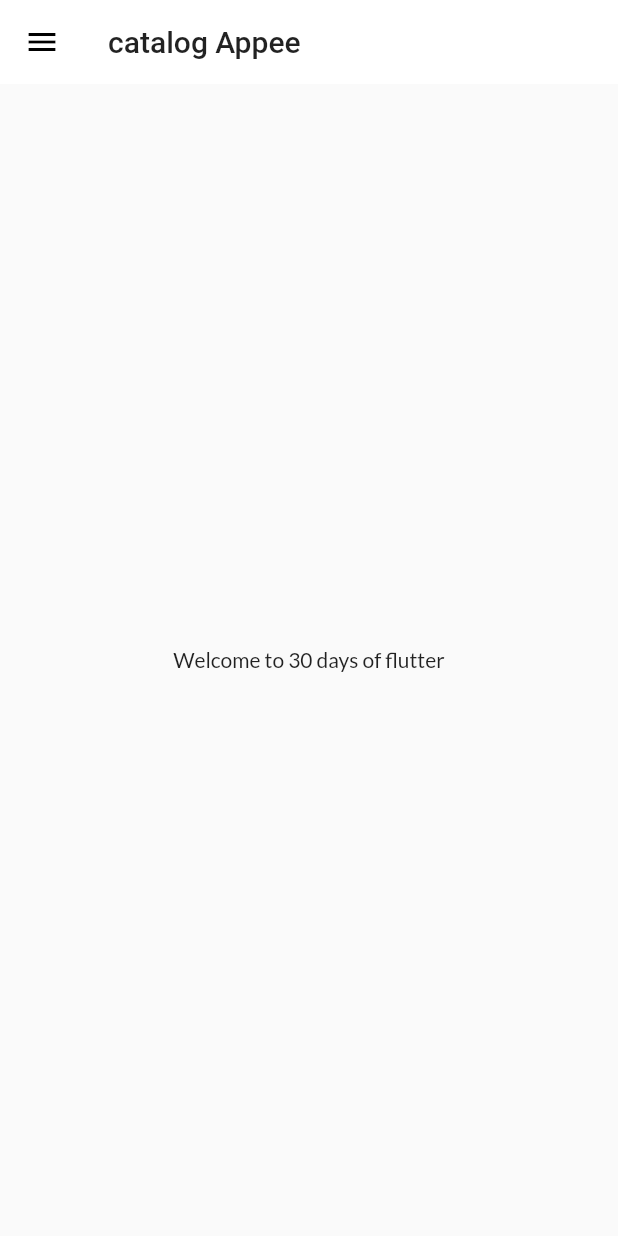
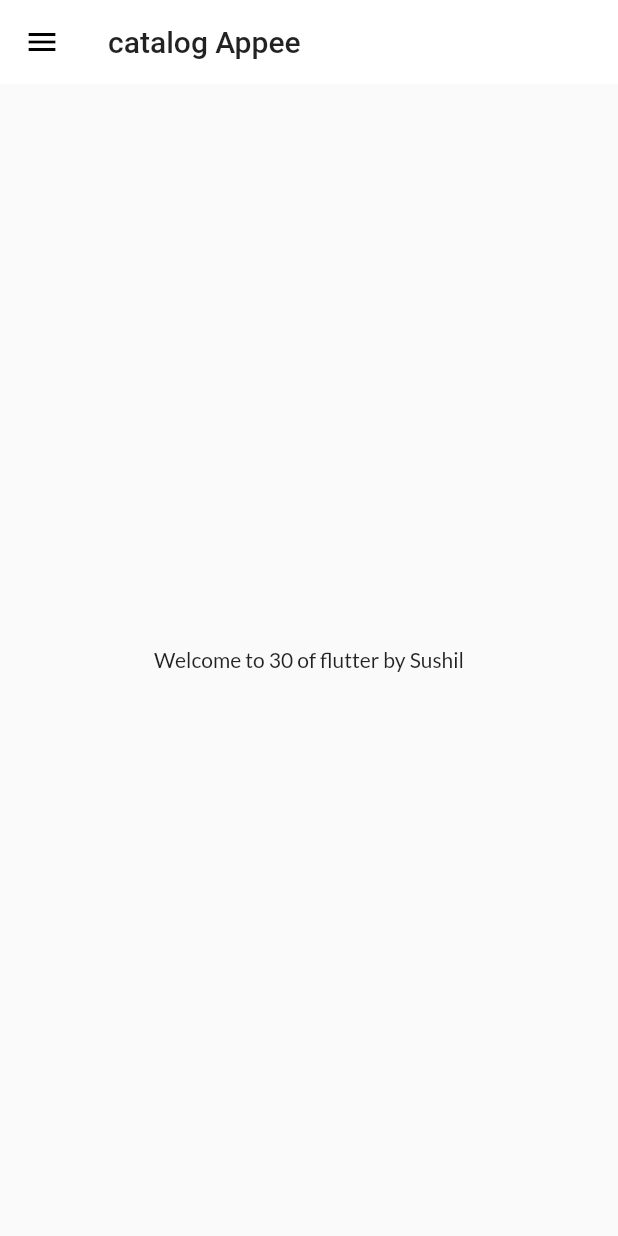
Before and after one commit to Sushil-Dhoundiyal/Flutter_Project, a Flutter app: the screen it shows after launch, on a phone screen of 412 x 824 dp. Run offline on Flutter 3.47's test engine with Material 2 defaults, Android fonts, the phone set to English and light mode, and no system bars; our stand-ins replace google_fonts.

Commit message:
day 10 completed

```diff
--- a/firstapp/lib/pages/home_page.dart
+++ b/firstapp/lib/pages/home_page.dart
@@ -13,10 +13,10 @@ class HomePage extends StatelessWidget {
       ),
         body: Center(
           child: Container(
-          child: Text('Welcome to 30 days of flutter')
+          child: Text('Welcome to $days of flutter by $name')
           )
           ),
-          drawer: Drawer(),
+          drawer: MyDrawer(),
       );
   }
 }
```
Also changed, not shown: firstapp/lib/models/catalog.dart (added, +10 -0 lines).
